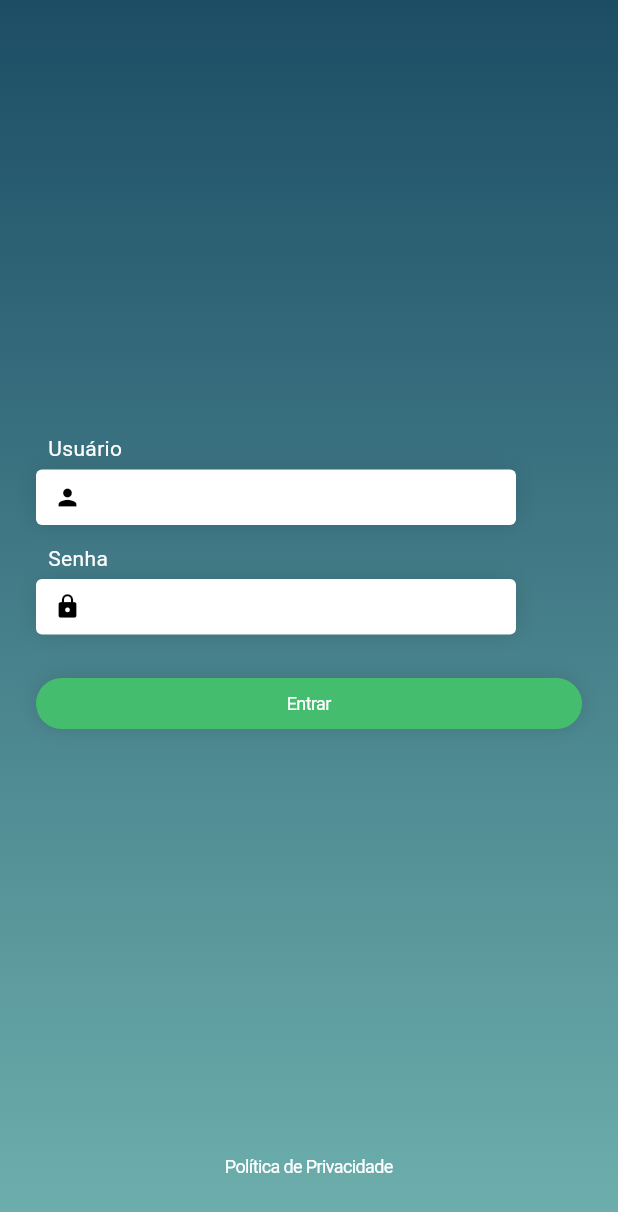
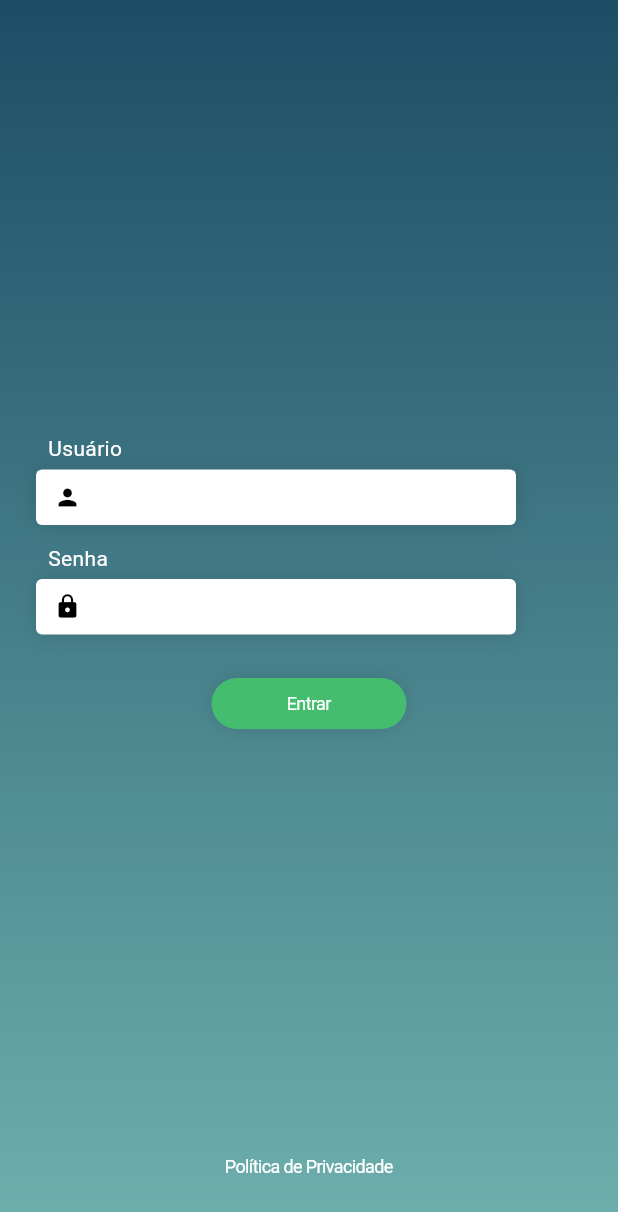
Before and after one commit to helgalo/flutter_exam, a Flutter app: the screen it shows after launch, on a phone screen of 412 x 824 dp. Shown: the top 1212 px of the screen. Run offline on Flutter 3.47's test engine with Material 3 defaults, Android fonts, the phone set to English and light mode, and no system bars; our stand-ins replace flutter_mobx, mobx, shared_preferences; generated files the repository leaves out were written again.

Commit message:
fix on login button width

```diff
--- a/lib/views/login/login_view.dart
+++ b/lib/views/login/login_view.dart
@@ -51,6 +51,7 @@ class LoginView extends StatelessWidget {
                       const SizedBox(height: 24),
                       Center(
                         child: BasicButtonWidget(
+                          width: 130,
                           onTap: store.onTapLogin,
                           title: "Entrar",
                           backgroundColor: AppColors.success,
```
